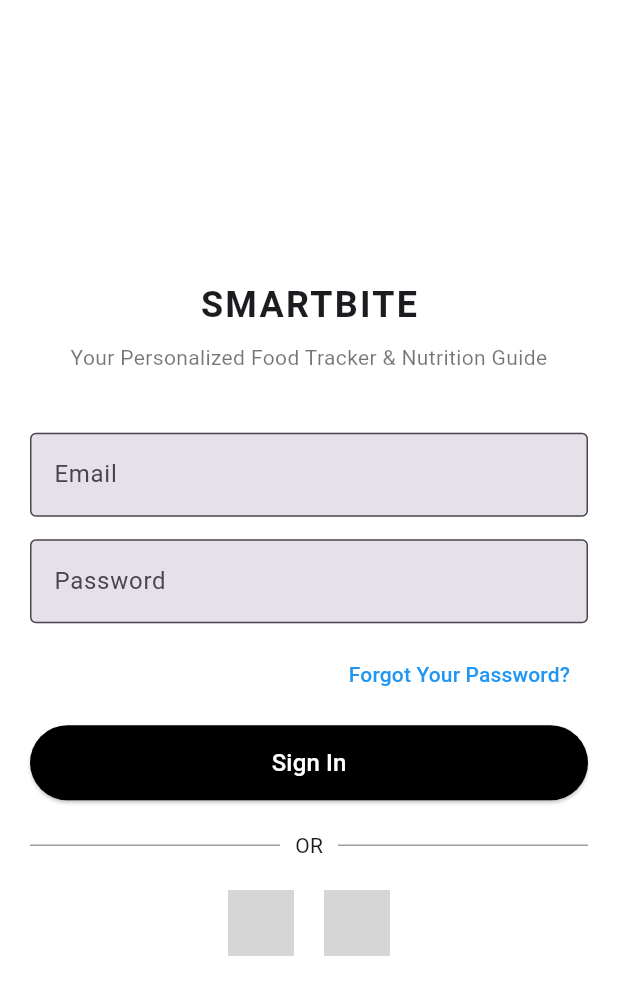
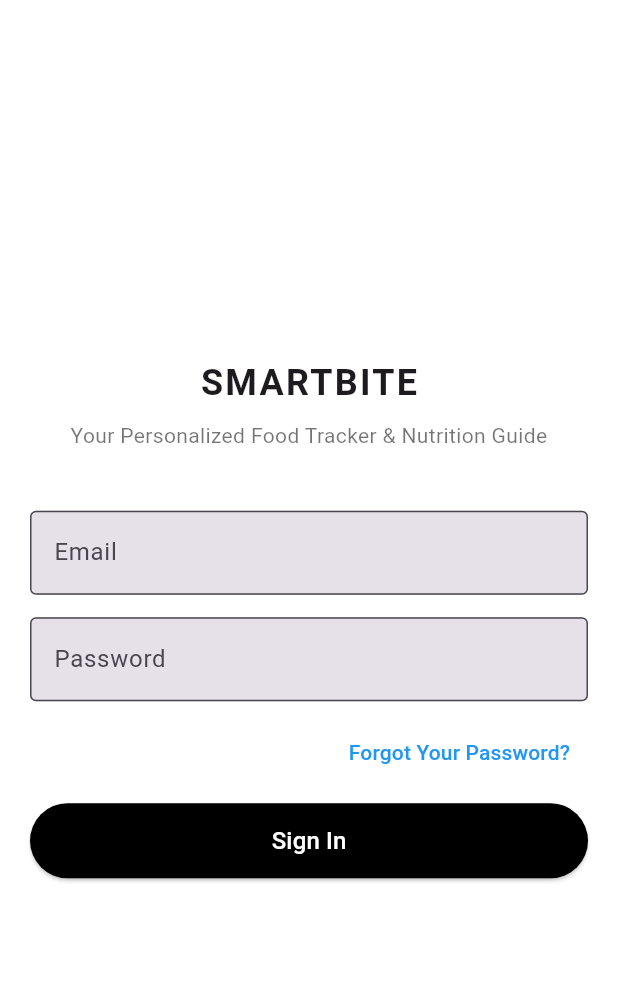
Before and after one commit to mariell00/AppDev, a Flutter app: the screen it shows after launch, on a phone screen of 412 x 824 dp. Shown: the top 995 px of the screen. Run offline on Flutter 3.47's test engine with Material 3 defaults, Android fonts, the phone set to English and light mode, and no system bars; grey boxes are pictures that could not be loaded.

Commit message:
Update login_page.dart

```diff
--- a/lib/login_page.dart
+++ b/lib/login_page.dart
@@ -1,38 +1,20 @@
 import 'package:flutter/material.dart';
-import 'package:google_sign_in/google_sign_in.dart';
-import 'package:flutter_facebook_auth/flutter_facebook_auth.dart';
+
+void main() {
+  runApp(SmartBiteApp());
+}
+
+class SmartBiteApp extends StatelessWidget {
+  @override
+  Widget build(BuildContext context) {
+    return MaterialApp(
+      debugShowCheckedModeBanner: false,
+      home: LoginScreen(),
+    );
+  }
+}
 
 class LoginScreen extends StatelessWidget {
-  const LoginScreen({super.key});
-
-  // Google Sign-In Function
-  Future<void> _signInWithGoogle() async {
-    final GoogleSignIn googleSignIn = GoogleSignIn();
-    try {
-      final GoogleSignInAccount? account = await googleSignIn.signIn();
-      if (account != null) {
-        print('Google Sign-In successful: ${account.email}');
-      }
-    } catch (error) {
-      print('Google Sign-In failed: $error');
-    }
-  }
-
-  // Facebook Sign-In Function
-  Future<void> _signInWithFacebook() async {
-    try {
-      final LoginResult result = await FacebookAuth.instance.login();
-      if (result.status == LoginStatus.success) {
-        final userData = await FacebookAuth.instance.getUserData();
-        print('Facebook Sign-In successful: ${userData['email']}');
-      } else {
-        print('Facebook Sign-In failed: ${result.status}');
-      }
-    } catch (error) {
-      print('Facebook Sign-In error: $error');
-    }
-  }
-
   @override
   Widget build(BuildContext context) {
     return Scaffold(
@@ -43,6 +25,7 @@ class LoginScreen extends StatelessWidget {
           mainAxisAlignment: MainAxisAlignment.center,
           crossAxisAlignment: CrossAxisAlignment.center,
           children: [
+            // App Title
             Text(
               'SMARTBITE',
               style: TextStyle(
@@ -52,12 +35,15 @@ class LoginScreen extends StatelessWidget {
               ),
             ),
             SizedBox(height: 8),
+            // Subtitle
             Text(
               'Your Personalized Food Tracker & Nutrition Guide',
               textAlign: TextAlign.center,
               style: TextStyle(fontSize: 14, color: Colors.black54),
             ),
             SizedBox(height: 40),
+
+            // Email Field
             TextField(
               decoration: InputDecoration(
                 labelText: 'Email',
@@ -66,6 +52,8 @@ class LoginScreen extends StatelessWidget {
               ),
             ),
             SizedBox(height: 15),
+
+            // Password Field
             TextField(
               obscureText: true,
               decoration: InputDecoration(
@@ -75,6 +63,8 @@ class LoginScreen extends StatelessWidget {
               ),
             ),
             SizedBox(height: 10),
+
+            // Forgot Password
             Align(
               alignment: Alignment.centerRight,
               child: TextButton(
@@ -86,6 +76,8 @@ class LoginScreen extends StatelessWidget {
               ),
             ),
             SizedBox(height: 10),
+
+            // Sign In Button
             ElevatedButton(
               onPressed: () {},
               style: ElevatedButton.styleFrom(
@@ -98,38 +90,6 @@ class LoginScreen extends StatelessWidget {
                 style: TextStyle(color: Colors.white, fontSize: 16),
               ),
             ),
-            SizedBox(height: 20),
-            Row(
-              children: [
-                Expanded(child: Divider(thickness: 1, color: Colors.grey)),
-                Padding(
-                  padding: EdgeInsets.symmetric(horizontal: 10),
-                  child: Text('OR'),
-                ),
-                Expanded(child: Divider(thickness: 1, color: Colors.grey)),
-              ],
-            ),
-            SizedBox(height: 20),
-            Row(
-              mainAxisAlignment: MainAxisAlignment.center,
-              children: [
-                GestureDetector(
-                  onTap: _signInWithGoogle,
-                  child: CircleAvatar(
-                    radius: 22,
-                    backgroundImage: AssetImage('assets/google.png'),
-                  ),
-                ),
-                SizedBox(width: 20),
-                GestureDetector(
-                  onTap: _signInWithFacebook,
-                  child: CircleAvatar(
-                    radius: 22,
-                    backgroundImage: AssetImage('assets/facebook.png'),
-                  ),
-                ),
-              ],
-            ),
           ],
         ),
       ),
```
